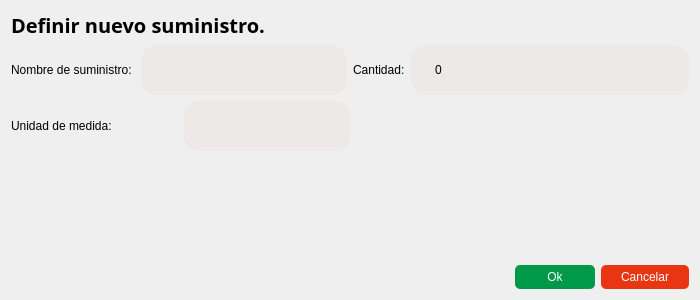
First picture: the form in POS_Application/src/ui/inventory/supplyformdialog.ui, repository Svndda/POS, before the edit.
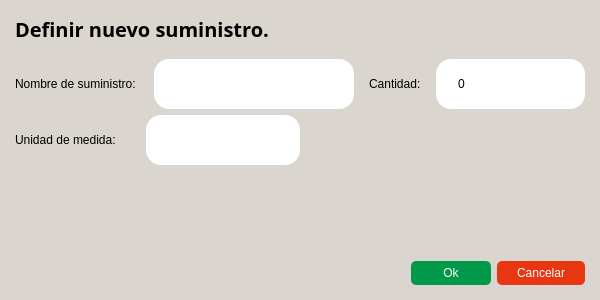
Second picture: the form after the edit.

```diff
--- a/POS_Application/src/ui/inventory/supplyformdialog.ui
+++ b/POS_Application/src/ui/inventory/supplyformdialog.ui
@@ -6,26 +6,45 @@
    <rect>
     <x>0</x>
     <y>0</y>
-    <width>700</width>
+    <width>600</width>
     <height>300</height>
    </rect>
   </property>
   <property name="minimumSize">
    <size>
-    <width>500</width>
+    <width>200</width>
     <height>300</height>
    </size>
   </property>
   <property name="maximumSize">
    <size>
-    <width>700</width>
+    <width>600</width>
     <height>300</height>
    </size>
   </property>
   <property name="windowTitle">
    <string>Formulario de suministro</string>
   </property>
-  <layout class="QVBoxLayout" name="verticalLayout">
+  <property name="styleSheet">
+   <string notr="true">color: black;
+background-color: rgb(218, 213, 207);</string>
+  </property>
+  <layout class="QVBoxLayout" name="verticalLayout" stretch="0,0,0,0,0,0">
+   <property name="spacing">
+    <number>6</number>
+   </property>
+   <property name="leftMargin">
+    <number>15</number>
+   </property>
+   <property name="topMargin">
+    <number>15</number>
+   </property>
+   <property name="rightMargin">
+    <number>15</number>
+   </property>
+   <property name="bottomMargin">
+    <number>15</number>
+   </property>
    <item>
     <widget class="QLabel" name="label">
      <property name="font">
@@ -43,8 +62,27 @@
      </property>
     </widget>
    </item>
+   <item>
+    <spacer name="verticalSpacer_2">
+     <property name="orientation">
+      <enum>Qt::Orientation::Vertical</enum>
+     </property>
+     <property name="sizeType">
+      <enum>QSizePolicy::Policy::Minimum</enum>
+     </property>
+     <property name="sizeHint" stdset="0">
+      <size>
+       <width>20</width>
+       <height>10</height>
+      </size>
+     </property>
+    </spacer>
+   </item>
    <item>
     <layout class="QHBoxLayout" name="horizontalLayout_2">
+     <property name="spacing">
+      <number>15</number>
+     </property>
      <property name="sizeConstraint">
       <enum>QLayout::SizeConstraint::SetMaximumSize</enum>
      </property>
@@ -67,19 +105,18 @@
         <widget class="QLineEdit" name="name_lineEdit">
          <property name="minimumSize">
           <size>
-           <width>0</width>
+           <width>200</width>
            <height>50</height>
           </size>
          </property>
          <property name="styleSheet">
           <string notr="true">QLineEdit {
-  border: 2px solid  rgb(237, 233, 230);
   border-radius: 15px;
 
   color: black;
-  background-color: rgb(237, 233, 230);
+  background-color: white;
   padding-left: 20px;
-  padding-right: 20px;
+  padding-right: 10px;
   padding-top: 10px;
   padding-bottom: 10px;
 }
@@ -123,19 +160,18 @@
          </property>
          <property name="maximumSize">
           <size>
-           <width>16777215</width>
+           <width>150</width>
            <height>16777215</height>
           </size>
          </property>
          <property name="styleSheet">
           <string notr="true">QSpinBox {
-  border: 2px solid  rgb(237, 233, 230);
   border-radius: 15px;
 
   color: black;
-  background-color: rgb(237, 233, 230);
+  background-color: white;
   padding-left: 20px;
-  padding-right: 20px;
+  padding-right: 10px;
 }
 
 QSpinBox::up-button, QSpinBox::down-button {
@@ -159,11 +195,17 @@
        <item>
         <widget class="QLabel" name="label_3">
          <property name="sizePolicy">
-          <sizepolicy hsizetype="Expanding" vsizetype="Preferred">
+          <sizepolicy hsizetype="Preferred" vsizetype="Preferred">
            <horstretch>0</horstretch>
            <verstretch>0</verstretch>
           </sizepolicy>
          </property>
+         <property name="minimumSize">
+          <size>
+           <width>125</width>
+           <height>0</height>
+          </size>
+         </property>
          <property name="text">
           <string>Unidad de medida:</string>
          </property>
@@ -191,12 +233,11 @@
          </property>
          <property name="styleSheet">
           <string notr="true">  QComboBox {
-    border: 2px solid  rgb(237, 233, 230);
     border-radius: 15px;
     color: black;
-    background-color: rgb(237, 233, 230);
+	background-color: white;
     padding-left: 20px;
-    padding-right: 20px;
+    padding-right: 10px;
   }
 
   /* Estilo para el área desplegable */
```
